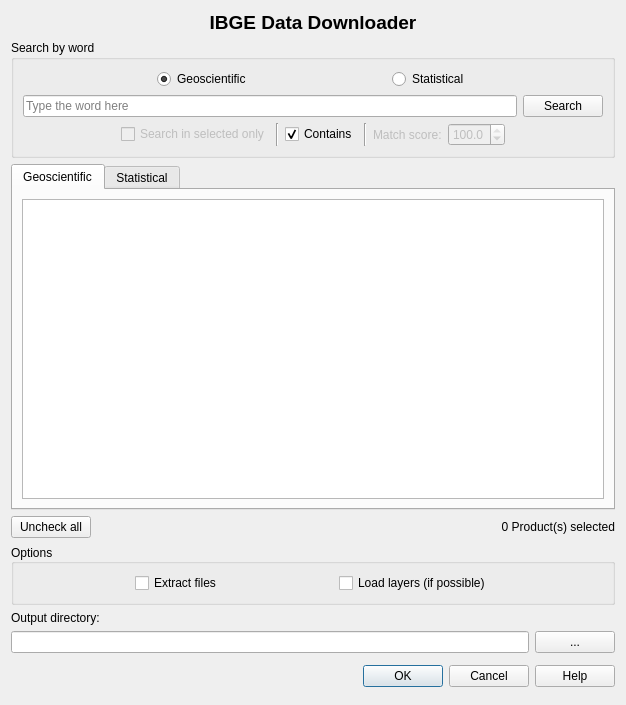
Above: ibgeDataDownloader_dialog_base.ui from VEMD/ibgedatadownloader before the change. Below: the same form after it.
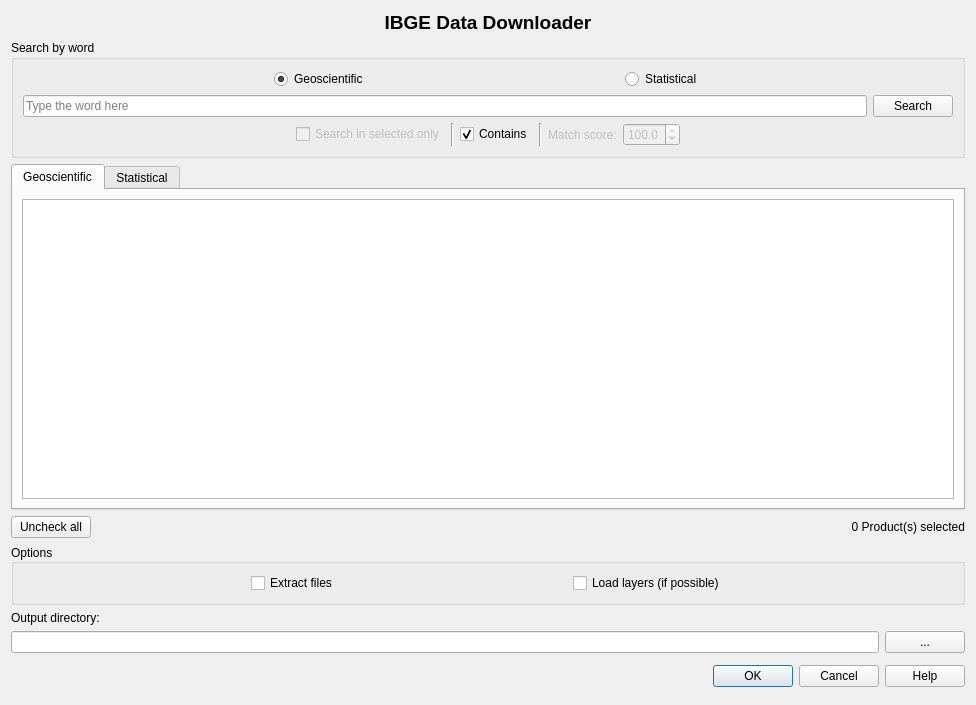
That is the form after the change.

What changed in the file:
```diff
--- a/ibgeDataDownloader_dialog_base.ui
+++ b/ibgeDataDownloader_dialog_base.ui
@@ -6,7 +6,7 @@
    <rect>
     <x>0</x>
     <y>0</y>
-    <width>626</width>
+    <width>976</width>
     <height>705</height>
    </rect>
   </property>
```
